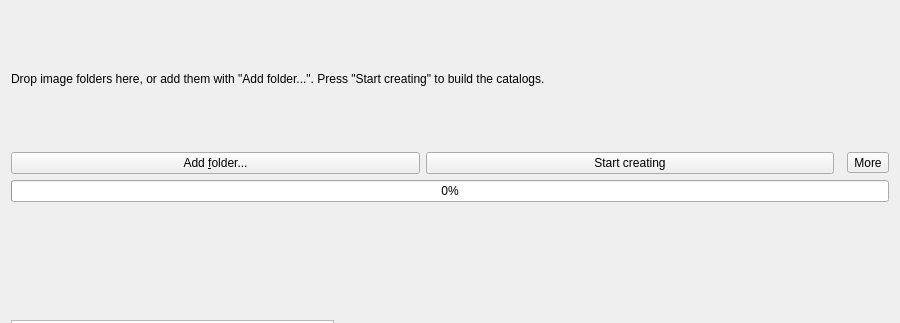
First picture: the form in apps/quickviewer/src/catalog/cataloglist.ui, repository nai62/quickviewer, before the edit; both pictures show x 0 to 900 and y 0 to 323 of the 900 by 620 pixel window.
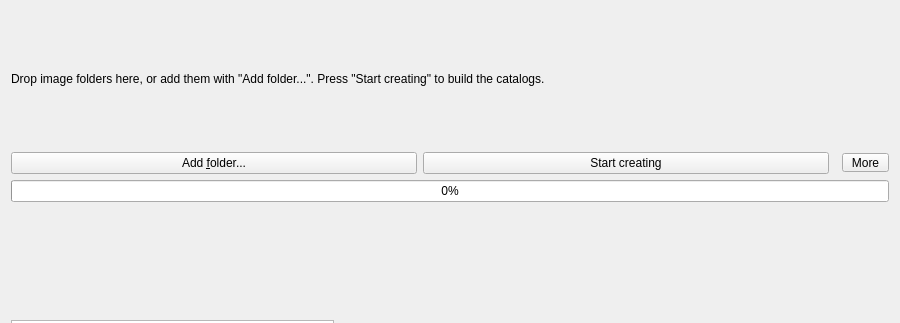
Second picture: the form after the edit.

Commit message: fix: restore pending catalog colors and space the more menu label

Patch:
```diff
--- a/apps/quickviewer/src/catalog/cataloglist.ui
+++ b/apps/quickviewer/src/catalog/cataloglist.ui
@@ -64,6 +64,9 @@
      </item>
      <item>
       <widget class="QToolButton" name="moreButton">
+       <property name="styleSheet">
+        <string notr="true">QToolButton#moreButton { padding-right: 8px; }</string>
+       </property>
        <property name="text">
         <string>More</string>
        </property>
```
The commit also changes 1 other file.
